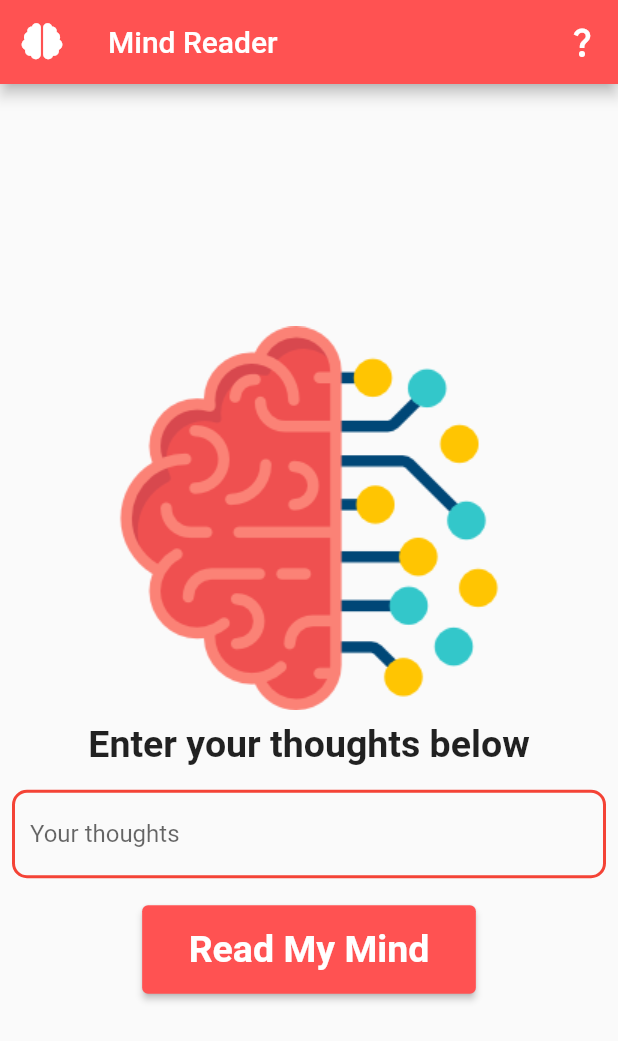
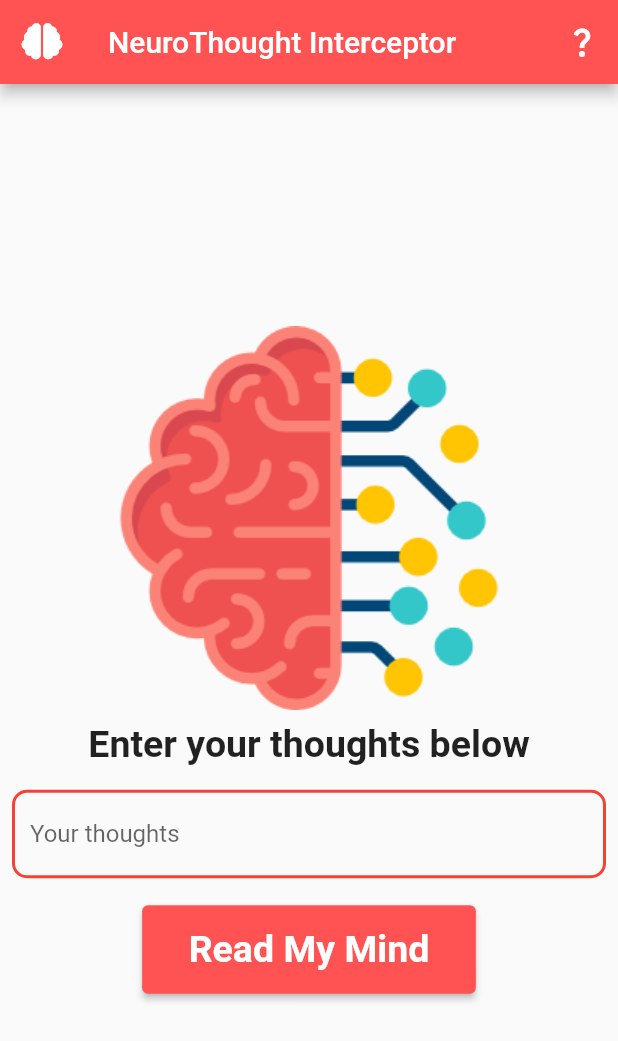
Before and after one commit to PZK3759/Mind-Reader, a Flutter app: the screen it shows after launch, on a phone screen of 412 x 824 dp. Shown: the top 1041 px of the screen. Run offline on Flutter 3.47's test engine with Material 2 defaults, Android fonts, the phone set to English and light mode, and no system bars; our stand-ins replace flutter_spinkit, fluttertoast.

Commit message:
Changes app name

```diff
--- a/lib/pages/HomePage.dart
+++ b/lib/pages/HomePage.dart
@@ -22,7 +22,7 @@ class _HomePageState extends State<HomePage> {
       appBar: AppBar(
         backgroundColor: Colors.redAccent,
         leading: const Icon(AppIcons.brain), //later change to custom icon
-        title: const Text("Mind Reader"),
+        title: const Text("NeuroThought Interceptor"),
         actions: [
           IconButton(
               onPressed: () {
--- a/lib/pages/ResultScreen.dart
+++ b/lib/pages/ResultScreen.dart
@@ -18,7 +18,7 @@ class _ResultScreenState extends State<ResultScreen> {
       appBar: AppBar(
         backgroundColor: Colors.redAccent,
         leading: const Icon(AppIcons.brain),
-        title: const Text("Mind Reader"),
+        title: const Text("NeuroThought Interceptor"),
       ),
       body: Column(
         mainAxisAlignment: MainAxisAlignment.center,
```
Also changed, not shown: 1 other file.
